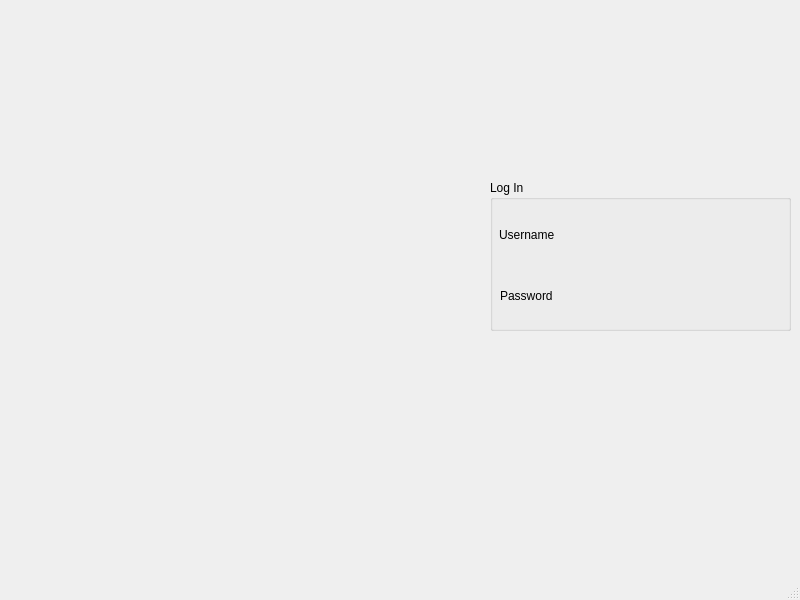
Above: mainwindow.ui from VillerotJustinOrg/LeekBot before the change. Below: the same form after it.
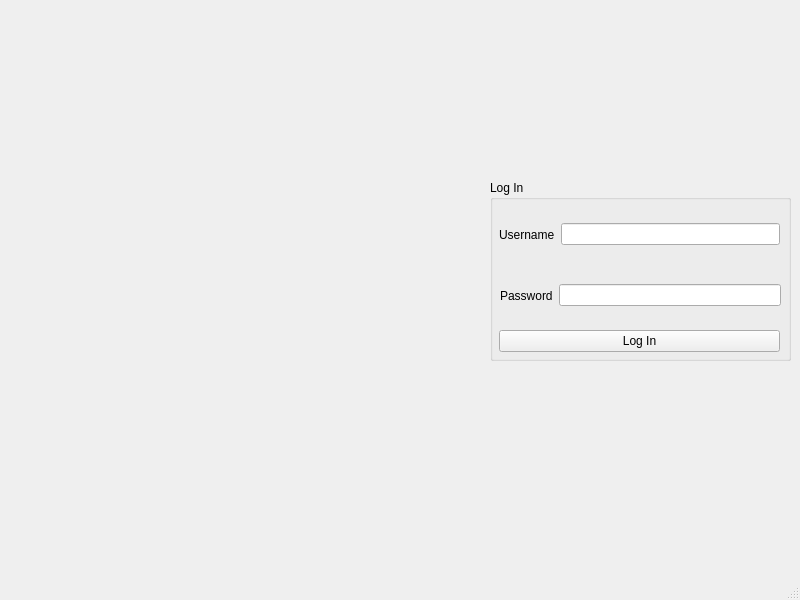
That is the form after the change.

What changed in the file:
```diff
--- a/mainwindow.ui
+++ b/mainwindow.ui
@@ -20,7 +20,7 @@
       <x>490</x>
       <y>180</y>
       <width>301</width>
-      <height>151</height>
+      <height>181</height>
      </rect>
     </property>
     <property name="title">
@@ -43,6 +43,9 @@
         </property>
        </widget>
       </item>
+      <item>
+       <widget class="QLineEdit" name="lineEdit"/>
+      </item>
      </layout>
     </widget>
     <widget class="QWidget" name="horizontalLayoutWidget_2">
@@ -62,8 +65,24 @@
         </property>
        </widget>
       </item>
+      <item>
+       <widget class="QLineEdit" name="lineEdit_2"/>
+      </item>
      </layout>
     </widget>
+    <widget class="QPushButton" name="pushButton">
+     <property name="geometry">
+      <rect>
+       <x>9</x>
+       <y>150</y>
+       <width>281</width>
+       <height>22</height>
+      </rect>
+     </property>
+     <property name="text">
+      <string>Log In</string>
+     </property>
+    </widget>
    </widget>
   </widget>
   <widget class="QMenuBar" name="menubar">
```
